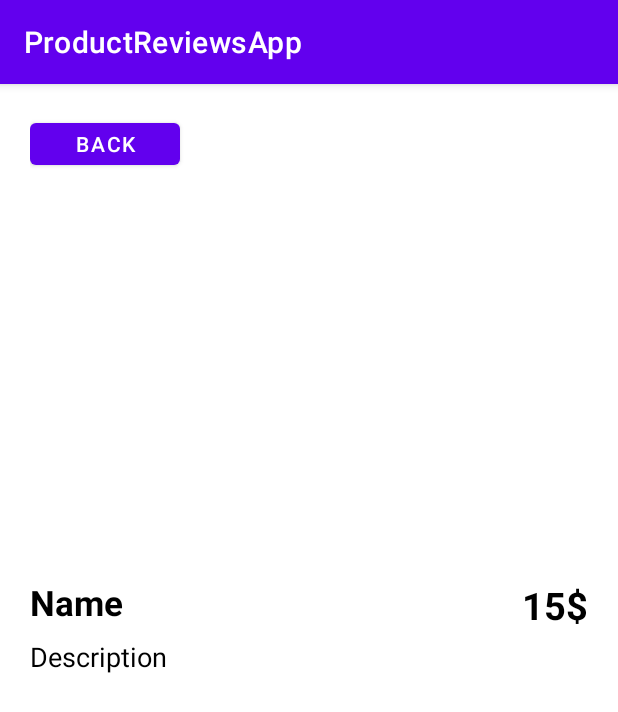
After one commit to Malmarazl/ProductReviewsApp, an Android app: the fragment DetailFragment placed in its activity, on a phone screen of 412 x 824 dp. The commit adds this screen. Shown: the top 712 px of the screen. Run offline under Robolectric (Android 15) with nearby library versions, the phone set to English and light mode, and no system bars; network calls fail; pictures from the network do not load; 1 statement that could not run was skipped.

Commit message:
Add detail fragment and add input search

```diff
--- a/app/src/main/java/com/example/productreviewsapp/MainActivity.kt
+++ b/app/src/main/java/com/example/productreviewsapp/MainActivity.kt
@@ -2,6 +2,7 @@ package com.example.productreviewsapp
 
 import androidx.appcompat.app.AppCompatActivity
 import android.os.Bundle
+import android.view.View
 import androidx.fragment.app.Fragment
 import com.example.productreviewsapp.home.HomeFragment
 
--- /dev/null
+++ b/app/src/main/java/com/example/productreviewsapp/detail/DetailFragment.kt
@@ -0,0 +1,60 @@
+package com.example.productreviewsapp.detail
+
+import android.os.Bundle
+import android.transition.Explode
+import android.view.LayoutInflater
+import android.view.View
+import android.view.ViewGroup
+import android.widget.Button
+import android.widget.ImageView
+import android.widget.TextView
+import androidx.activity.OnBackPressedCallback
+import androidx.fragment.app.Fragment
+import com.bumptech.glide.Glide
+import com.example.productreviewsapp.R
+
+
+class DetailFragment : Fragment() {
+
+    lateinit var viewModel: DetailViewModel
+
+    override fun onCreateView(
+        inflater: LayoutInflater,
+        container: ViewGroup?,
+        savedInstanceState: Bundle?
+    ): View? {
+        return inflater.inflate(R.layout.product_detail, container, false)
+    }
+
+    override fun onViewCreated(view: View, savedInstanceState: Bundle?) {
+        super.onViewCreated(view, savedInstanceState)
+
+        viewModel = DetailViewModel()
+
+        val bundle = this.arguments
+
+        if (bundle != null) {
+            val productID = bundle.getString("productID", "0")
+
+            viewModel.getProduct(productID)
+        }
+
+        view.findViewById<Button>(R.id.buttonBack).setOnClickListener {
+            requireActivity().onBackPressed()
+        }
+
+        viewModel.product.observe(
+            viewLifecycleOwner, {
+                view.findViewById<TextView>(R.id.product_name).text = it.name
+                view.findViewById<TextView>(R.id.product_description).text = it.description
+                view.findViewById<TextView>(R.id.product_price).text = it.price.toString() + it.currency
+
+                Glide
+                    .with(this)
+                    .load(it.imgUrl)
+                    .into(view.findViewById<ImageView>(R.id.product_image))
+            }
+        )
+    }
+
+}
--- /dev/null
+++ b/app/src/main/java/com/example/productreviewsapp/detail/DetailViewModel.kt
@@ -0,0 +1,25 @@
+package com.example.productreviewsapp.detail
+
+import androidx.lifecycle.MutableLiveData
+import androidx.lifecycle.ViewModel
+import androidx.lifecycle.viewModelScope
+import com.example.productreviewsapp.models.Product
+import com.example.productreviewsapp.services.ServiceAdapter
+import kotlinx.coroutines.launch
+
+class DetailViewModel : ViewModel() {
+
+    val product = MutableLiveData<Product>()
+
+    fun getProduct(productID: String) {
+        viewModelScope.launch {
+            connectionToProductService(productID)
+        }
+    }
+
+    private suspend fun connectionToProductService(productID: String) {
+
+       val response = ServiceAdapter().getApiService()?.getProductID(productID)
+        product.postValue(response)
+    }
+}
--- /dev/null
+++ b/app/src/main/java/com/example/productreviewsapp/home/ProductListener.kt
@@ -0,0 +1,7 @@
+package com.example.productreviewsapp.home
+
+interface ProductListener {
+
+    fun sendProductID(id: String)
+
+}
--- a/app/src/main/java/com/example/productreviewsapp/services/ProductService.kt
+++ b/app/src/main/java/com/example/productreviewsapp/services/ProductService.kt
@@ -2,8 +2,13 @@ package com.example.productreviewsapp.services
 
 import com.example.productreviewsapp.models.Product
 import retrofit2.http.GET
+import retrofit2.http.Path
 
 interface ProductService {
     @GET("product")
     suspend fun getProduct() : List<Product>
+
+    @GET("product/{id}")
+    suspend fun getProductID(
+        @Path("id") id: String) : Product
 }
--- /dev/null
+++ b/app/src/main/res/layout/product_detail.xml
@@ -0,0 +1,62 @@
+<?xml version="1.0" encoding="utf-8"?>
+<androidx.constraintlayout.widget.ConstraintLayout xmlns:android="http://schemas.android.com/apk/res/android"
+    android:layout_width="match_parent"
+    android:layout_height="match_parent"
+    xmlns:app="http://schemas.android.com/apk/res-auto"
+    android:padding="20dp">
+
+    <Button
+        android:id="@+id/buttonBack"
+        android:layout_width="100dp"
+        android:layout_height="40dp"
+        android:text="Back"
+        android:textColor="@color/white"
+        app:layout_constraintLeft_toLeftOf="parent"
+        android:layout_marginBottom="80dp"
+        app:layout_constraintTop_toTopOf="parent" />
+
+    <ImageView
+        android:id="@+id/product_image"
+        android:layout_width="200dp"
+        android:layout_height="200dp"
+        app:layout_constraintLeft_toLeftOf="parent"
+        app:layout_constraintRight_toRightOf="parent"
+        android:layout_marginTop="20dp"
+        app:layout_constraintTop_toBottomOf="@+id/buttonBack"/>
+
+    <TextView
+        android:id="@+id/product_name"
+        android:layout_width="wrap_content"
+        android:layout_height="wrap_content"
+        app:layout_constraintLeft_toLeftOf="parent"
+        app:layout_constraintTop_toBottomOf="@+id/product_image"
+        android:layout_marginTop="50dp"
+        android:textColor="@color/black"
+        android:textSize="23dp"
+        android:textStyle="bold"
+        android:text="Name" />
+
+    <TextView
+        android:id="@+id/product_description"
+        android:layout_width="wrap_content"
+        android:layout_height="wrap_content"
+        app:layout_constraintLeft_toLeftOf="parent"
+        app:layout_constraintTop_toBottomOf="@+id/product_name"
+        android:textColor="@color/black"
+        android:layout_marginTop="8dp"
+        android:textSize="18dp"
+        android:text="Description" />
+
+    <TextView
+        android:id="@+id/product_price"
+        android:layout_width="wrap_content"
+        android:layout_height="wrap_content"
+        app:layout_constraintTop_toBottomOf="@+id/product_image"
+        app:layout_constraintRight_toRightOf="parent"
+        android:layout_marginTop="50dp"
+        android:textSize="25dp"
+        android:textStyle="bold"
+        android:textColor="@color/black"
+        android:text="15$"/>
+
+</androidx.constraintlayout.widget.ConstraintLayout>
--- a/app/src/main/res/layout/product_item.xml
+++ b/app/src/main/res/layout/product_item.xml
@@ -1,5 +1,6 @@
 <?xml version="1.0" encoding="utf-8"?>
 <androidx.constraintlayout.widget.ConstraintLayout xmlns:android="http://schemas.android.com/apk/res/android"
+    android:id="@+id/card"
     android:layout_width="match_parent"
     android:layout_height="200dp"
     android:background="@drawable/border"
--- a/app/src/main/res/values/colors.xml
+++ b/app/src/main/res/values/colors.xml
@@ -8,4 +8,5 @@
     <color name="black">#FF000000</color>
     <color name="white">#FFFFFFFF</color>
     <color name="grey">#eceef0</color>
+    <color name="darkGrey">#C8C9CA</color>
 </resources>
```
Also changed, not shown: app/src/main/java/com/example/productreviewsapp/home/HomeFragment.kt (+42 -2 lines), app/src/main/java/com/example/productreviewsapp/home/ProductAdapter.kt (renamed from app/src/main/java/com/example/productreviewsapp/home/ItemList.kt, +21 -3 lines), app/src/main/res/layout/product_list.xml (+15 -1 lines).
